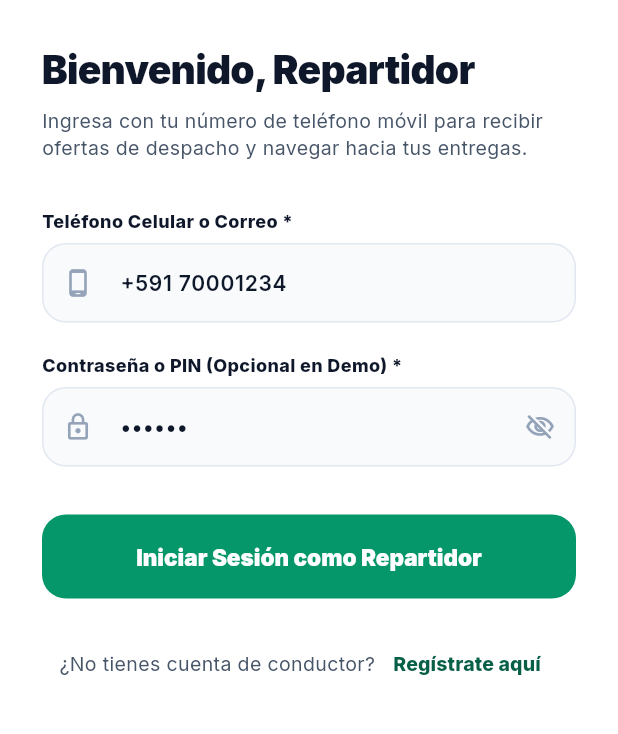
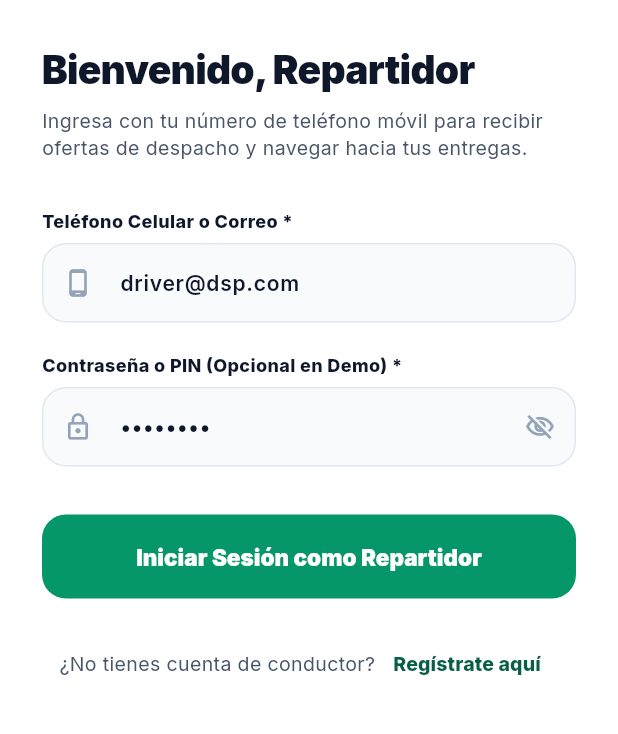
Before and after one commit to marvinjoel2001/dsp_app, a Flutter app: the LoginScreen screen opened directly, on a phone screen of 412 x 824 dp, the part 150-884 px from its top. Run offline on Flutter 3.47's test engine with Material 3 defaults, Android fonts, the phone set to English and light mode, and no system bars; our stand-ins replace audioplayers, dio, flutter_map, flutter_svg, flutter_tts, geolocator and 7 more; accounts and stored records are empty; network calls fail.

Commit message:
feat: configure cloud production endpoints for Render backend, Mapbox token, and add logout functionality

```diff
--- a/lib/app/core/constants/api_constants.dart
+++ b/lib/app/core/constants/api_constants.dart
@@ -2,14 +2,14 @@ class ApiConstants {
   // App Branding
   static const String appName = 'Chiringuito Driver';
 
-  // Backend Base URLs (Soporta variables dart-define o valores por defecto)
+  // Backend Base URLs (Producción Render Cloud por defecto)
   static const String baseUrl = String.fromEnvironment(
     'API_BASE_URL',
-    defaultValue: 'http://10.0.2.2:3000',
+    defaultValue: 'https://dsp-backend-q3mn.onrender.com',
   );
   static const String wsUrl = String.fromEnvironment(
     'SOCKET_BASE_URL',
-    defaultValue: 'http://10.0.2.2:3000/tracking',
+    defaultValue: 'https://dsp-backend-q3mn.onrender.com/tracking',
   );
 
   // Mapbox Vector Tile URL & Public Token (Cargado vía dart-defines)
--- a/lib/app/ui/views/auth/login_screen.dart
+++ b/lib/app/ui/views/auth/login_screen.dart
@@ -17,8 +17,8 @@ class LoginScreen extends StatefulWidget {
 
 class _LoginScreenState extends State<LoginScreen> {
   final _formKey = GlobalKey<FormState>();
-  final _phoneOrEmailController = TextEditingController(text: '+591 70001234');
-  final _passwordController = TextEditingController(text: '123456');
+  final _phoneOrEmailController = TextEditingController(text: 'driver@dsp.com');
+  final _passwordController = TextEditingController(text: 'admin123');
   bool _obscurePassword = true;
 
   @override
@@ -238,7 +238,7 @@ class _LoginScreenState extends State<LoginScreen> {
                   // Botón de Acceso Rápido Demo 1-Click (Solo para Pruebas / QA / Debug)
                   InkWell(
                     onTap: () async {
-                      await authCtrl.login('+591 70001234', '123456');
+                      await authCtrl.login('driver@dsp.com', 'admin123');
                       if (mounted) {
                         context.pushReplacementAnimated(const AllOrdersFeedScreen());
                       }
```
Also changed, not shown: lib/app/ui/controllers/auth_controller.dart (+12 -0 lines), lib/app/ui/views/drawer/driver_side_drawer.dart (+23 -2 lines).
